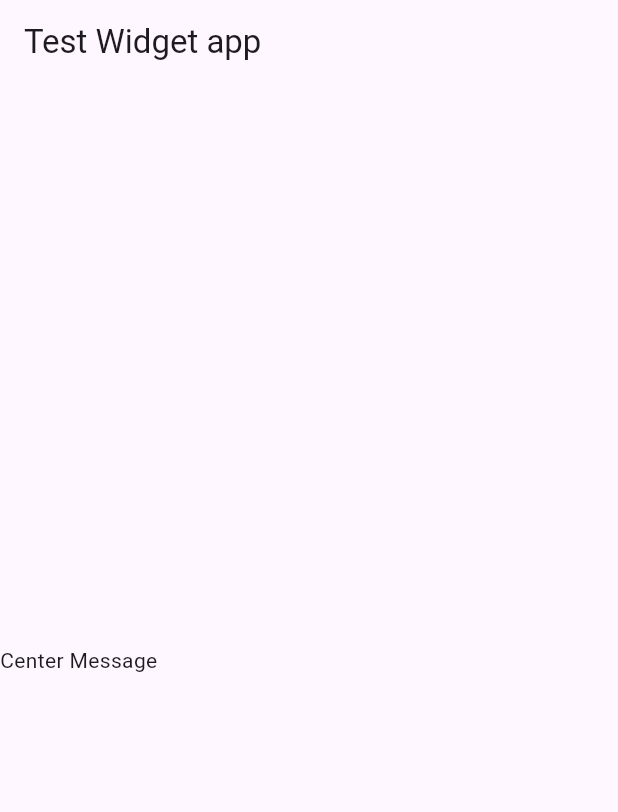
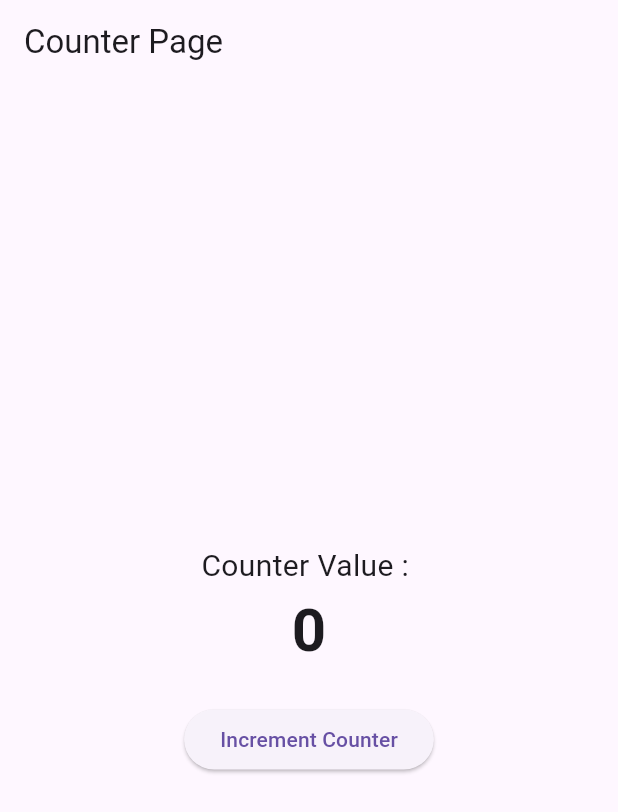
Before and after one commit to YassineElkefi/Flutter_Testing, a Flutter app: the screen it shows after launch, on a phone screen of 412 x 824 dp. Shown: the top 812 px of the screen. Run offline on Flutter 3.47's test engine with Material 3 defaults, Android fonts, the phone set to English and light mode, and no system bars.

Commit message:
Tap simulation in widget testing

```diff
--- a/lib/main.dart
+++ b/lib/main.dart
@@ -1,6 +1,8 @@
 import 'package:flutter/material.dart';
-import 'package:flutter_testing/screens/my_home_page.dart';
+import 'package:flutter_testing/screens/counter_page.dart';
 
 void main() {
-  runApp(const MyHomePage(title: "Test Widget app", message: "Center Message",));
+  runApp(MaterialApp(
+    home: CounterPage(),
+  ));
 }
--- /dev/null
+++ b/lib/screens/counter_page.dart
@@ -0,0 +1,47 @@
+import 'package:flutter/material.dart';
+
+class CounterPage extends StatefulWidget {
+  const CounterPage({super.key});
+
+  @override
+  State<CounterPage> createState() => _CounterPageState();
+}
+
+class _CounterPageState extends State<CounterPage> {
+  int _counter = 0;
+
+  void _incrementCounter() {
+    setState(() {
+      _counter++;
+    });
+  }
+
+  @override
+  Widget build(BuildContext context) {
+    return Scaffold(
+      appBar: AppBar(
+        title: const Text("Counter Page"),
+      ),
+      body: Center(
+        child: Column(
+          mainAxisAlignment: MainAxisAlignment.center,
+          children: [
+            const Text("Counter Value : ",
+              style: TextStyle(fontSize: 20),
+            ),
+            Text(
+              "$_counter",
+              key: const Key("counterValue"),
+              style: const TextStyle(fontSize: 40, fontWeight: FontWeight.bold),
+            ),
+            const SizedBox(height: 20,),
+            ElevatedButton(
+              key: const Key("incrementButton"),
+              onPressed: _incrementCounter,
+              child: const Text("Increment Counter"),
+            ),
+          ],),
+      ),
+    );
+  }
+}
```
Also changed, not shown: 1 other file.
